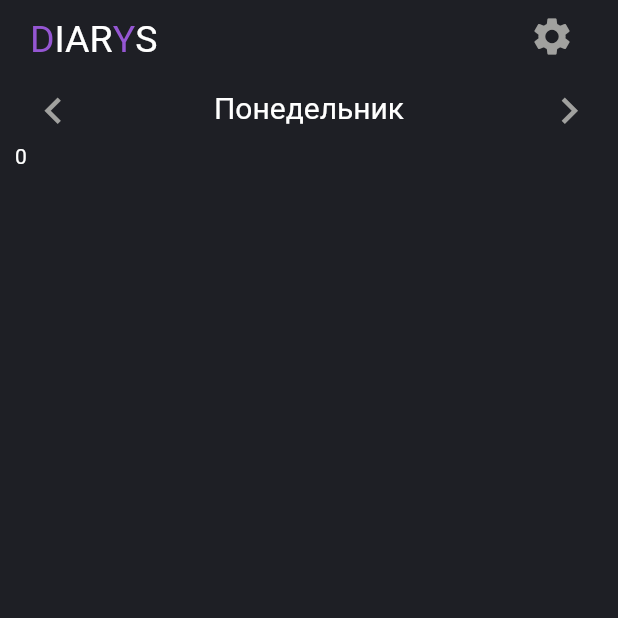
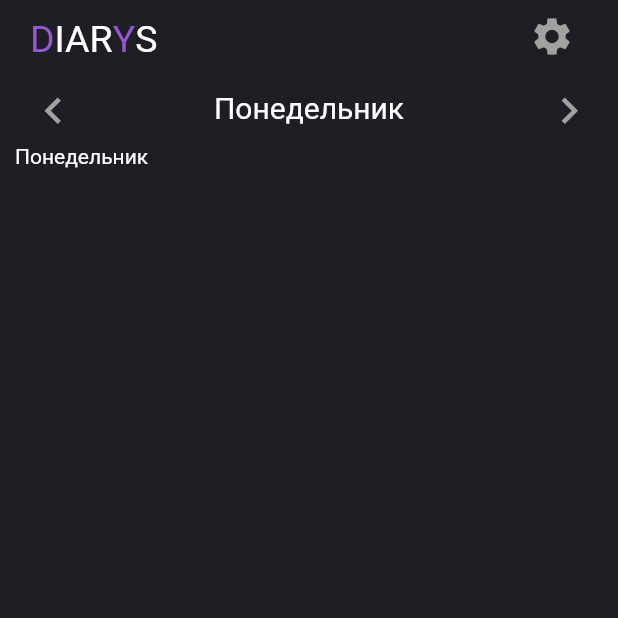
Before and after one commit to kwinso/Diarys, a Flutter app: the screen it shows after launch, item 2 of the bottom bar chosen, on a phone screen of 412 x 824 dp, the top half of it. Run offline on Flutter 3.47's test engine with Material 2 defaults, Android fonts, the phone set to English and light mode, and no system bars; our stand-ins replace flutter_swiper_null_safety, google_fonts.

Commit message:
Swiping when tapped left/right on SwiperControls.

```diff
--- a/lib/components/schedule/controls.dart
+++ b/lib/components/schedule/controls.dart
@@ -1,12 +1,16 @@
+import 'package:diarys/texts.dart';
 import 'package:flutter/material.dart';
 
 // TODO: Dynamic index
+
 class ScheduleSwiperControls extends StatefulWidget {
-  final ValueChanged<int>? onStep;
-  ScheduleSwiperControls({
-    this.onStep,
-    Key? key,
-  }) : super(key: key);
+  final Function? onNext;
+  final Function? onPrev;
+  final int index;
+
+  const ScheduleSwiperControls(
+      {this.index = 0, this.onNext, this.onPrev, Key? key})
+      : super(key: key);
 
   @override
   State<ScheduleSwiperControls> createState() => _ScheduleSwiperControlsState();
@@ -17,17 +21,17 @@ class _ScheduleSwiperControlsState extends State<ScheduleSwiperControls> {
   Widget build(BuildContext context) {
     return Row(mainAxisAlignment: MainAxisAlignment.spaceBetween, children: [
       IconButton(
-          onPressed: () => widget.onStep!(-1),
+          onPressed: () => widget.onPrev!(),
           icon: Icon(
             Icons.chevron_left,
             size: 35,
             color: Theme.of(context).colorScheme.tertiaryContainer,
           )),
-      Text("Понедельник",
+      Text(AppTexts.week.days[widget.index],
           style: TextStyle(
               fontSize: 20, color: Theme.of(context).colorScheme.tertiary)),
       IconButton(
-          onPressed: () => widget.onStep!(1),
+          onPressed: () => widget.onNext!(),
           icon: Icon(
             Icons.chevron_right,
             size: 35,
--- a/lib/screens/schedule.dart
+++ b/lib/screens/schedule.dart
@@ -1,4 +1,5 @@
 import 'package:diarys/components/schedule/controls.dart';
+import 'package:diarys/texts.dart';
 import 'package:flutter/material.dart';
 import 'package:flutter_swiper_null_safety/flutter_swiper_null_safety.dart';
 
@@ -11,6 +12,9 @@ class ScheduleScreen extends StatefulWidget {
 
 // TODO: Programatically scroll when index is changed from SwiperControls
 class _ScheduleScreenState extends State<ScheduleScreen> {
+  final SwiperController _swiperController = SwiperController();
+  int _index = 0;
+
   @override
   Widget build(BuildContext context) {
     return Scaffold(
@@ -20,13 +24,20 @@ class _ScheduleScreenState extends State<ScheduleScreen> {
           child: Column(
             children: [
               ScheduleSwiperControls(
-                onStep: (s) => print(s),
+                onNext: () => _swiperController.next(),
+                onPrev: () => _swiperController.previous(),
+                index: _index,
               ),
               Expanded(
                   child: Swiper(
+                controller: _swiperController,
+                index: _index,
+                onIndexChanged: (idx) => setState(() {
+                  _index = idx;
+                }),
                 // onIndexChanged: ,
                 itemBuilder: (BuildContext ctx, int idx) {
-                  return Text(idx.toString());
+                  return Text(AppTexts.week.days[idx]);
                 },
                 itemCount: 7,
                 loop: true,
--- /dev/null
+++ b/lib/texts.dart
@@ -0,0 +1,21 @@
+import 'package:flutter/material.dart';
+
+@immutable
+class _Week {
+  final List<String> days = const <String>[
+    "Понедельник",
+    "Вторник",
+    "Среда",
+    "Четверг",
+    "Пятница",
+    "Суббота",
+    "Воскресенье",
+  ];
+
+  const _Week();
+}
+
+@immutable
+class AppTexts {
+  static const _Week week = _Week();
+}
```
